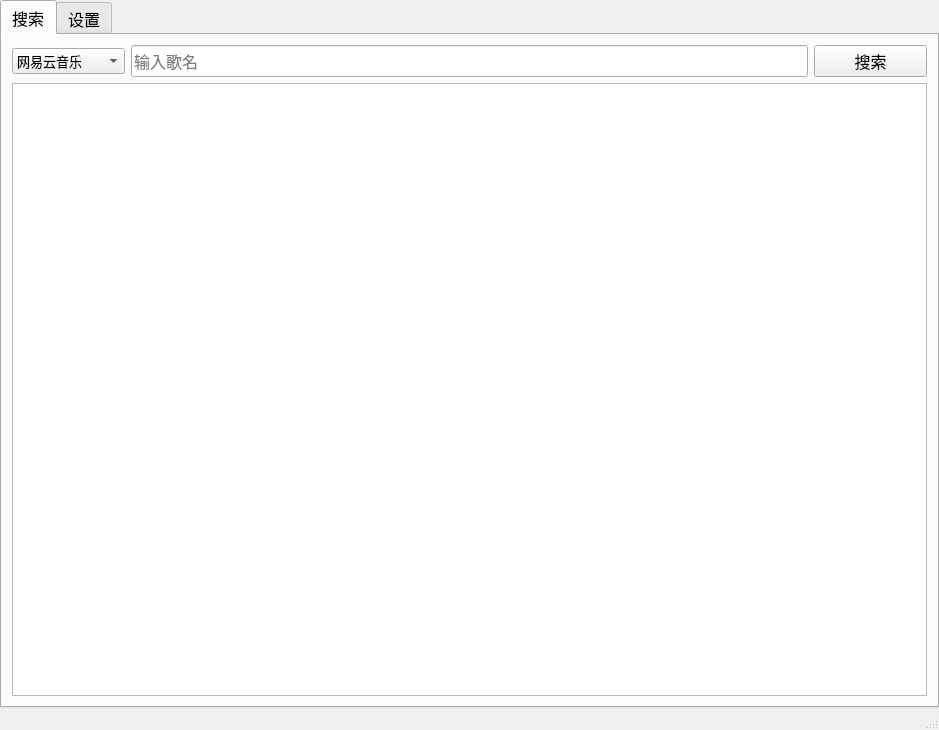
Qt form MusicDownloader/MusicDownloader.ui (JackieCooo/MusicDownloader) before a commit.
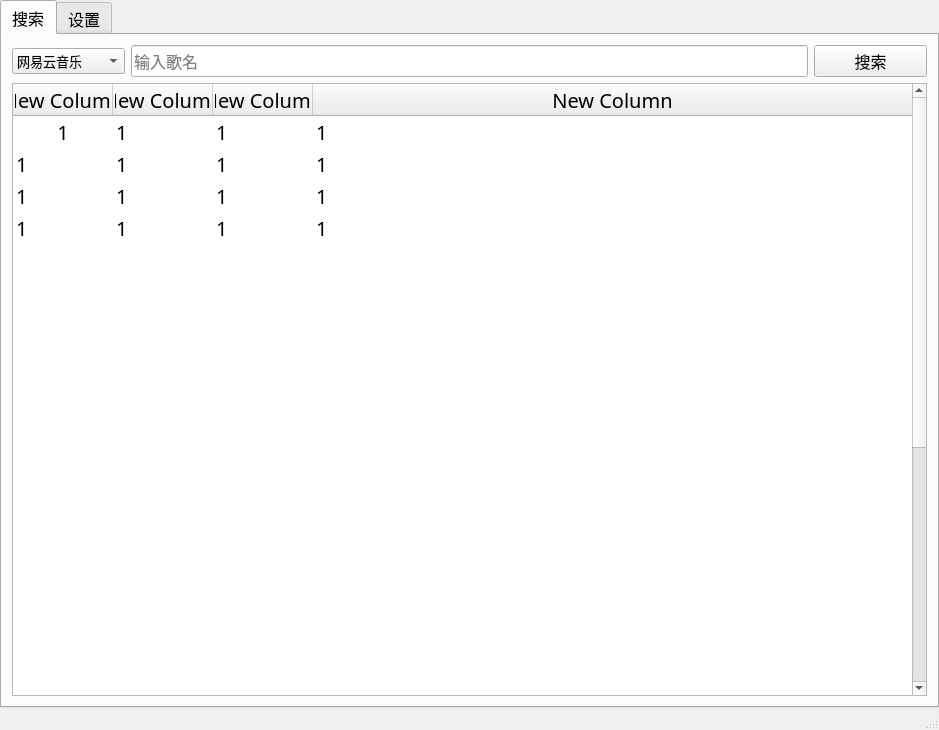
The same form after that commit.

```diff
--- a/MusicDownloader/MusicDownloader.ui
+++ b/MusicDownloader/MusicDownloader.ui
@@ -189,13 +189,189 @@
          </layout>
         </item>
         <item row="1" column="0">
-         <widget class="QTableView" name="tableView">
-          <property name="font">
-           <font>
-            <family>微软雅黑</family>
-            <pointsize>10</pointsize>
-           </font>
+         <widget class="QTableWidget" name="tableWidget">
+          <property name="mouseTracking">
+           <bool>true</bool>
           </property>
+          <property name="acceptDrops">
+           <bool>true</bool>
+          </property>
+          <property name="selectionMode">
+           <enum>QAbstractItemView::ExtendedSelection</enum>
+          </property>
+          <property name="selectionBehavior">
+           <enum>QAbstractItemView::SelectRows</enum>
+          </property>
+          <property name="textElideMode">
+           <enum>Qt::ElideMiddle</enum>
+          </property>
+          <property name="showGrid">
+           <bool>false</bool>
+          </property>
+          <property name="gridStyle">
+           <enum>Qt::NoPen</enum>
+          </property>
+          <property name="sortingEnabled">
+           <bool>true</bool>
+          </property>
+          <property name="rowCount">
+           <number>30</number>
+          </property>
+          <attribute name="horizontalHeaderStretchLastSection">
+           <bool>true</bool>
+          </attribute>
+          <attribute name="verticalHeaderVisible">
+           <bool>false</bool>
+          </attribute>
+          <row>
+           <property name="text">
+            <string>New Row</string>
+           </property>
+          </row>
+          <row>
+           <property name="text">
+            <string>New Row</string>
+           </property>
+          </row>
+          <row>
+           <property name="text">
+            <string>New Row</string>
+           </property>
+          </row>
+          <row>
+           <property name="text">
+            <string>New Row</string>
+           </property>
+          </row>
+          <row/>
+          <row/>
+          <row/>
+          <row/>
+          <row/>
+          <row/>
+          <row/>
+          <row/>
+          <row/>
+          <row/>
+          <row/>
+          <row/>
+          <row/>
+          <row/>
+          <row/>
+          <row/>
+          <row/>
+          <row/>
+          <row/>
+          <row/>
+          <row/>
+          <row/>
+          <row/>
+          <row/>
+          <row/>
+          <row/>
+          <column>
+           <property name="text">
+            <string>New Column</string>
+           </property>
+          </column>
+          <column>
+           <property name="text">
+            <string>New Column</string>
+           </property>
+          </column>
+          <column>
+           <property name="text">
+            <string>New Column</string>
+           </property>
+          </column>
+          <column>
+           <property name="text">
+            <string>New Column</string>
+           </property>
+          </column>
+          <item row="0" column="0">
+           <property name="text">
+            <string>1</string>
+           </property>
+           <property name="textAlignment">
+            <set>AlignCenter</set>
+           </property>
+          </item>
+          <item row="0" column="1">
+           <property name="text">
+            <string>1</string>
+           </property>
+          </item>
+          <item row="0" column="2">
+           <property name="text">
+            <string>1</string>
+           </property>
+          </item>
+          <item row="0" column="3">
+           <property name="text">
+            <string>1</string>
+           </property>
+          </item>
+          <item row="1" column="0">
+           <property name="text">
+            <string>1</string>
+           </property>
+          </item>
+          <item row="1" column="1">
+           <property name="text">
+            <string>1</string>
+           </property>
+          </item>
+          <item row="1" column="2">
+           <property name="text">
+            <string>1</string>
+           </property>
+          </item>
+          <item row="1" column="3">
+           <property name="text">
+            <string>1</string>
+           </property>
+          </item>
+          <item row="2" column="0">
+           <property name="text">
+            <string>1</string>
+           </property>
+          </item>
+          <item row="2" column="1">
+           <property name="text">
+            <string>1</string>
+           </property>
+          </item>
+          <item row="2" column="2">
+           <property name="text">
+            <string>1</string>
+           </property>
+          </item>
+          <item row="2" column="3">
+           <property name="text">
+            <string>1</string>
+           </property>
+          </item>
+          <item row="3" column="0">
+           <property name="text">
+            <string>1</string>
+           </property>
+          </item>
+          <item row="3" column="1">
+           <property name="text">
+            <string>1</string>
+           </property>
+          </item>
+          <item row="3" column="2">
+           <property name="text">
+            <string>1</string>
+           </property>
+          </item>
+          <item row="3" column="3">
+           <property name="text">
+            <string>1</string>
+           </property>
+          </item>
          </widget>
         </item>
        </layout>
```
Left out of the diff: 2 changed lines with no effect on the pictures.
